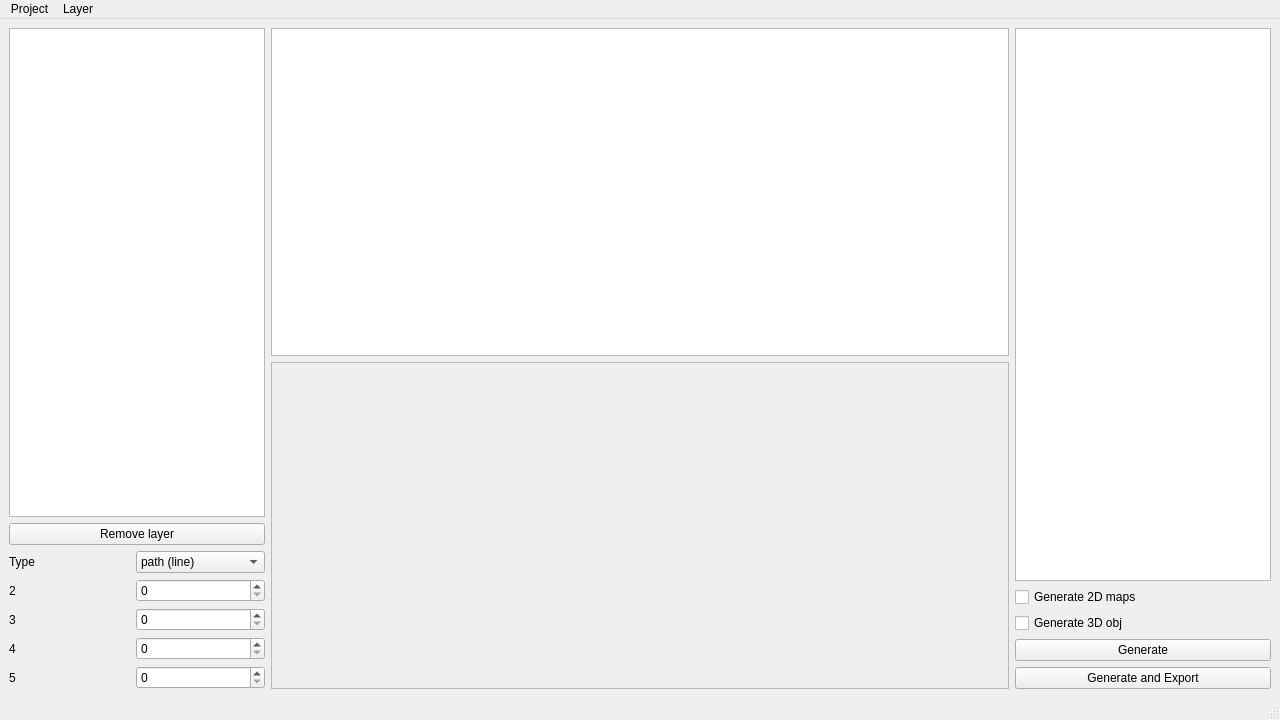
Before: the Qt Designer form mainform.ui in YTTM/SceneFromGIS, drawn with Qt 5.
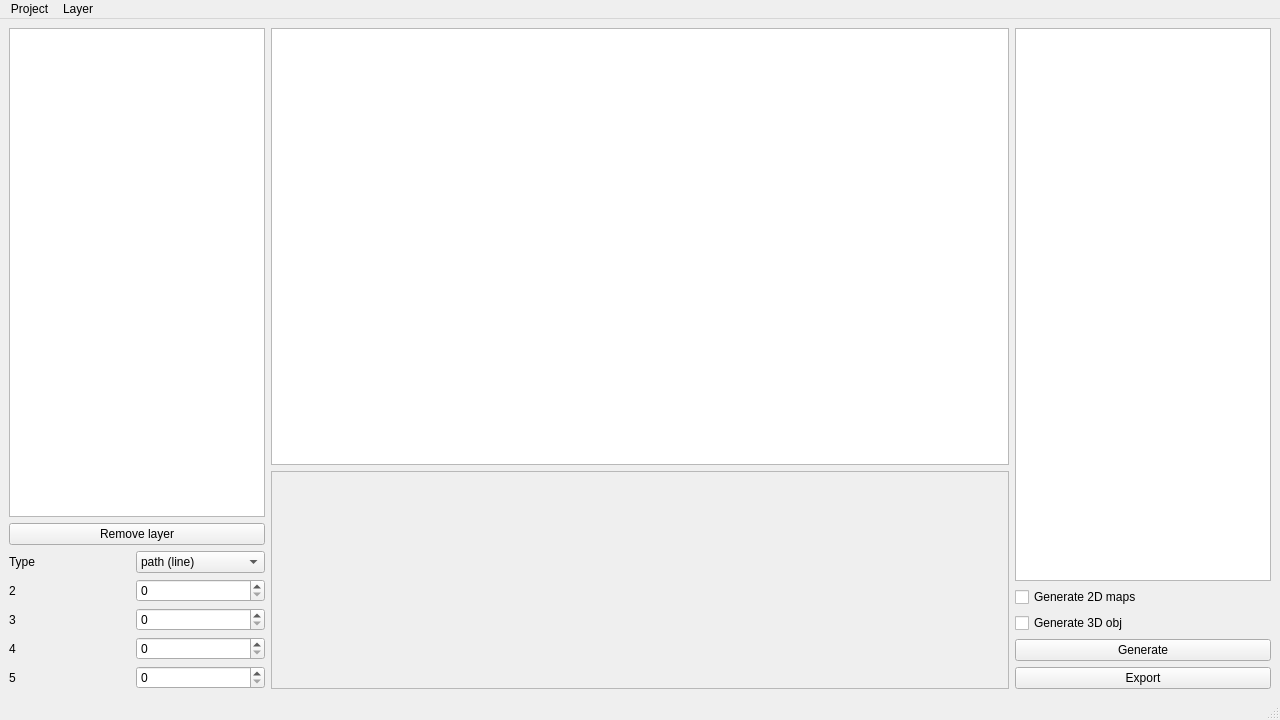
After: the same form once the commit is applied.

What changed in the file:
```diff
--- a/mainform.ui
+++ b/mainform.ui
@@ -44,7 +44,7 @@
       <item row="4" column="0">
        <widget class="QPushButton" name="pushButton_gen_exp">
         <property name="text">
-         <string>Generate and Export</string>
+         <string>Export</string>
         </property>
        </widget>
       </item>
@@ -65,7 +65,7 @@
       <property name="sizePolicy">
        <sizepolicy hsizetype="Preferred" vsizetype="Preferred">
         <horstretch>2</horstretch>
-        <verstretch>2</verstretch>
+        <verstretch>1</verstretch>
        </sizepolicy>
       </property>
       <property name="frameShape">
```
Left out of the diff: 158 changed lines with no effect on the pictures.
